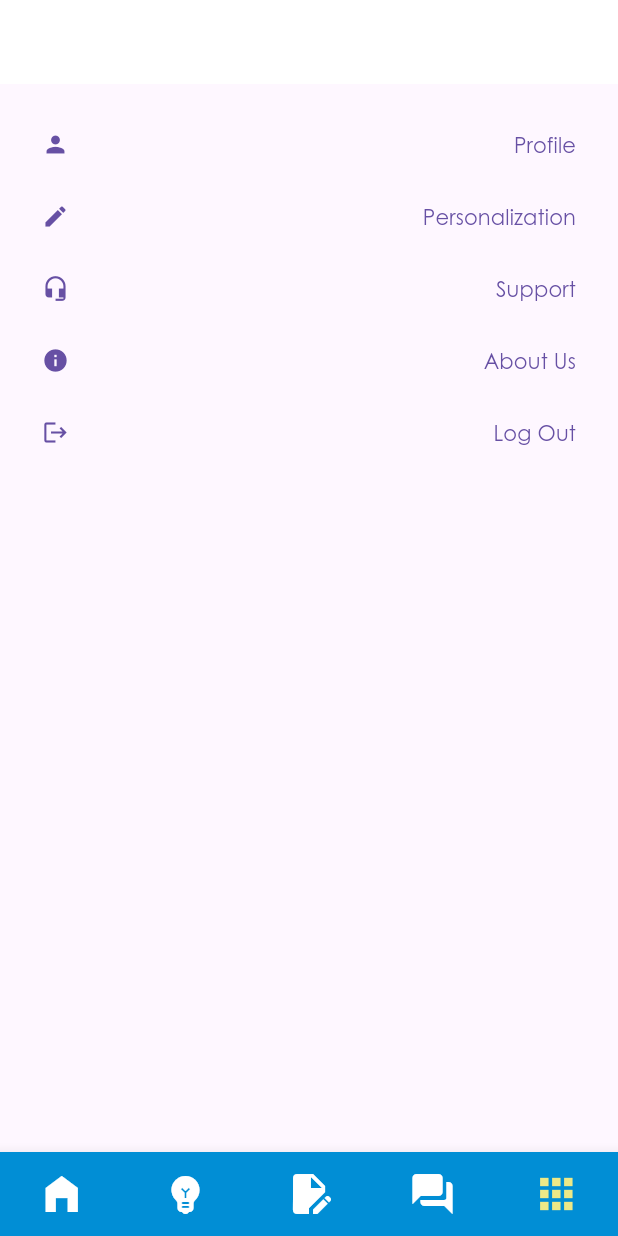
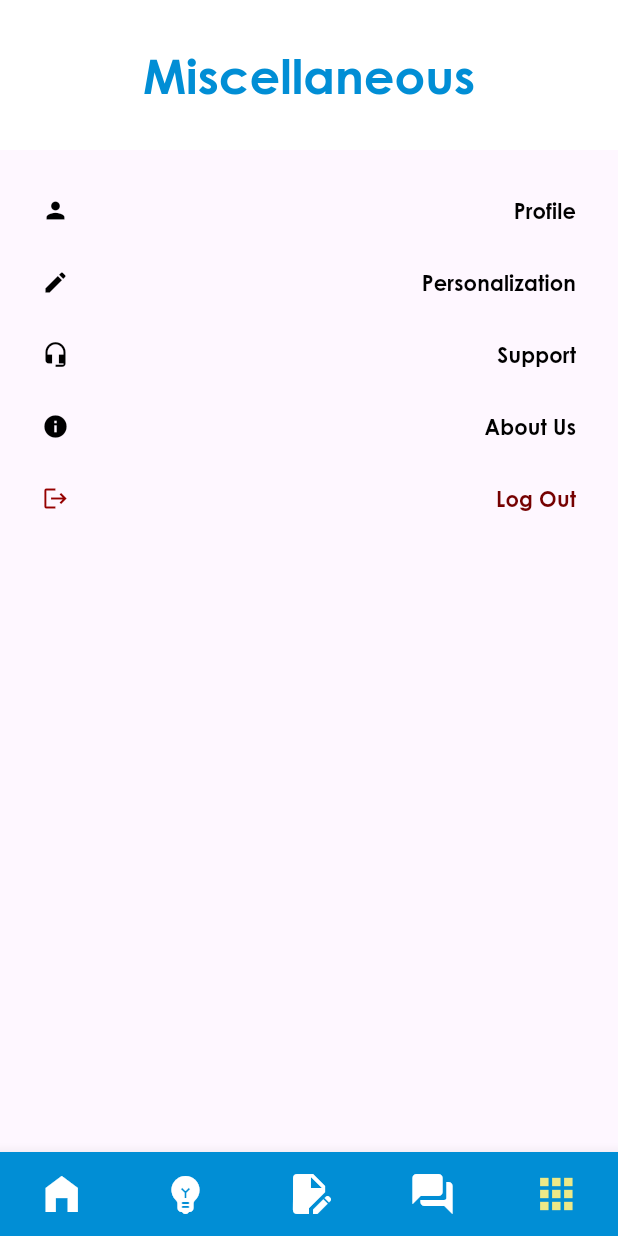
Before and after one commit to zzz276/BinusLite, a Flutter app: the Navigation screen opened directly, item 5 of the bottom bar chosen, on a phone screen of 412 x 824 dp. Run offline on Flutter 3.47's test engine with Material 3 defaults, Android fonts, the light colour scheme and no system bars; our stand-ins replace firebase_auth, firebase_core; accounts and stored records are empty.

Commit message:
Progress
Splash Screen
Profile Screen
Log Out
Models

```diff
--- /dev/null
+++ b/lib/models/menu.dart
@@ -0,0 +1,11 @@
+import 'package:flutter/material.dart';
+
+class Menu {
+  final Icon icon;
+  final Text text;
+
+  const Menu({
+    required this.icon,
+    required this.text
+  });
+}
--- /dev/null
+++ b/lib/models/tab.dart
@@ -0,0 +1,9 @@
+class Tab {
+  final String title;
+  final dynamic page;
+
+  const Tab({
+    required this.title,
+    required this.page
+  });
+}
--- a/lib/screens/contents/miscellaneous/about.dart
+++ b/lib/screens/contents/miscellaneous/about.dart
@@ -1,7 +1,8 @@
 import 'package:flutter/material.dart';
 
 class About extends StatelessWidget {
-  const About({super.key});
+  const About(this.title, {super.key});
+  final String title;
   static final List<String> names = [
       "Gabriel Jovico Prathama",
       "Marvello Perdana",
@@ -20,7 +21,7 @@ class About extends StatelessWidget {
           onPressed: () => Navigator.pop(context)
         ),
 
-        title: const Text("Credits")
+        title: Text(title)
       ),
 
       body: Padding(
--- a/lib/screens/navigation.dart
+++ b/lib/screens/navigation.dart
@@ -1,3 +1,4 @@
+import 'package:binus_lite/models/tab.dart' as tab;
 import 'package:binus_lite/screens/tabs/dashboard.dart';
 import 'package:binus_lite/screens/tabs/forum.dart';
 import 'package:binus_lite/screens/tabs/majors.dart';
@@ -13,21 +14,40 @@ class Navigation extends StatefulWidget {
 }
 
 class _NavigationState extends State<Navigation> {
-  static final List<String> titles = [
-    "Dashboard",
-    "Majors",
-    "Quiz",
-    "Forum",
-    "Miscellaneous"
+  static List<tab.Tab> tabs = const [
+    tab.Tab(
+      title: "Dashboard",
+      page: Dashboard()
+    ),
+
+    tab.Tab(
+      title: "Majors",
+      page: Majors()
+    ),
+
+    tab.Tab(
+      title: "Quiz",
+      page: Quiz()
+    ),
+
+    tab.Tab(
+      title: "Forum",
+      page: Forum()
+    ),
+
+    tab.Tab(
+      title: "Miscellaneous",
+      page: Miscellaneous()
+    )
   ];
 
-  String title = titles[0];
+  String title = tabs[0].title;
   int selectedIndex = 0;
 
   void selectIndex(int value) {
     setState(() {
       selectedIndex = value;
-      title = titles[value];
+      title = tabs[value].title;
     });
   }
 
@@ -36,20 +56,20 @@ class _NavigationState extends State<Navigation> {
     return Scaffold(
       appBar: AppBar(
         automaticallyImplyLeading: false,
+        backgroundColor: const Color(0xFFFFFFFF),
         centerTitle: true,
-        title: Text(title)
+        title: Text(title),
+        titleTextStyle: const TextStyle(
+          color: Color(0xFF018ED5),
+          fontFamily: "Century Gothic",
+          fontSize: 32.0,
+          fontWeight: FontWeight.bold
+        ),
+
+        toolbarHeight: 100.0
       ),
 
-      body: Center(
-        child: const <Widget>[
-          Dashboard(),
-          Majors(),
-          Quiz(),
-          Forum(),
-          Miscellaneous()
-        ][selectedIndex]
-      ),
-
+      body: Center(child: tabs[selectedIndex].page),
       bottomNavigationBar: BottomNavigationBar(
         backgroundColor: BottomNavigationBarTheme.of(context).backgroundColor,
         currentIndex: selectedIndex,
--- a/lib/screens/tabs/miscellaneous.dart
+++ b/lib/screens/tabs/miscellaneous.dart
@@ -1,4 +1,7 @@
+import 'package:binus_lite/models/menu.dart';
 import 'package:binus_lite/screens/contents/miscellaneous/about.dart';
+import 'package:binus_lite/screens/contents/miscellaneous/personalization.dart';
+import 'package:binus_lite/screens/contents/miscellaneous/support.dart';
 import 'package:binus_lite/screens/login_screen.dart';
 import 'package:binus_lite/screens/contents/miscellaneous/profile.dart';
 import 'package:firebase_auth/firebase_auth.dart';
@@ -12,20 +15,53 @@ class Miscellaneous extends StatefulWidget {
 }
 
 class _MiscellaneousState extends State<Miscellaneous> {
-  final List<IconData> icons = [
-    Icons.person,
-    Icons.edit,
-    Icons.headset_mic,
-    Icons.info,
-    Icons.logout
-  ];
+  final List<Menu> menus = const [
+    Menu(
+      icon: Icon(Icons.person),
+      text: Text(
+        "Profile",
+        style: TextStyle(fontWeight: FontWeight.bold)
+      )
+    ),
 
-  final List<String> menus = [
-    "Profile",
-    "Personalization",
-    "Support",
-    "About Us",
-    "Log Out"
+    Menu(
+      icon: Icon(Icons.edit),
+      text: Text(
+        "Personalization",
+        style: TextStyle(fontWeight: FontWeight.bold)
+      )
+    ),
+
+    Menu(
+      icon: Icon(Icons.headset_mic),
+      text: Text(
+        "Support",
+        style: TextStyle(fontWeight: FontWeight.bold)
+      )
+    ),
+
+    Menu(
+      icon: Icon(Icons.info),
+      text: Text(
+        "About Us",
+        style: TextStyle(fontWeight: FontWeight.bold)
+      )
+    ),
+
+    Menu(
+      icon: Icon(
+        Icons.logout,
+        color: Color(0xFF950000)
+      ),
+
+      text: Text(
+        "Log Out",
+        style: TextStyle(
+          color: Color(0xFF750000),
+          fontWeight: FontWeight.bold
+        )
+      )
+    )
   ];
 
   int selectedIndex = 0;
@@ -39,6 +75,54 @@ class _MiscellaneousState extends State<Miscellaneous> {
     );
   }
 
+  navigate(BuildContext context, int index) {
+     switch (index) {
+      case 0:
+        return Navigator.push(
+          context, MaterialPageRoute(
+            builder: (context) => Profile(menus[index].text.data!)
+          )
+        );
+      case 1:
+        return Navigator.push(
+          context, MaterialPageRoute(
+            builder: (context) => Personalization(menus[index].text.data!)
+          )
+        );
+      case 2:
+        return Navigator.push(
+          context, MaterialPageRoute(
+            builder: (context) => Support(menus[index].text.data!)
+          )
+        );
+      case 3:
+        return Navigator.push(
+          context, MaterialPageRoute(
+            builder: (context) => About(menus[index].text.data!)
+          )
+        );
+      default:
+        showDialog(context: context, builder: (context) {
+          return AlertDialog(
+            actions: [
+              TextButton(
+                onPressed: () => logout(context: context),
+                child: const Text("Yes")
+              ),
+
+              TextButton(
+                onPressed: () => Navigator.pop(context),
+                child: const Text("No")
+              )
+            ],
+
+            content: const Text("Do you really want to quit?"),
+            title: const Text("Attention!")
+          );
+        });
+    }
+  }
+
   @override
   Widget build(BuildContext context) {
     return Padding(
@@ -50,60 +134,20 @@ class _MiscellaneousState extends State<Miscellaneous> {
               itemBuilder: (context, index) {
                 return TextButton(
                   onPressed: () {
-                    setState(() {
-                      selectedIndex = index;
-                    });
+                    setState(() => selectedIndex = index);
+                    navigate(context, index);
+                  },
 
-                    switch (selectedIndex) {
-                      case 0:
-                        Navigator.push(
-                          context, MaterialPageRoute(
-                            builder: (context) => const Profile()
-                          )
-                        );
-
-                        break;
-                      case 1:
-
-                        break;
-                      case 2:
-
-                        break;
-                      case 3:
-                        Navigator.push(
-                          context, MaterialPageRoute(
-                            builder: (context) => const About()
-                          )
-                        );
-
-                        break;
-                      default:
-                        AlertDialog(
-                          content: Text("Are you sure?"),
-                          actions: [
-                            TextButton(
-                              onPressed: () => logout(context: context),
-                              child: Text("Yes")
-                            ),
-
-                            TextButton(
-                              onPressed: () {
-
-                              },
-
-                              child: Text("No")
-                            )
-                          ]
-                        );
-                    }
-                  },
+                  style: const ButtonStyle(
+                    foregroundColor: WidgetStatePropertyAll(Color(0xFF000000))
+                  ),
 
                   child: Row(
                     mainAxisAlignment: MainAxisAlignment.spaceBetween,
                     children: [
-                      Icon(icons[index]),
+                      menus[index].icon,
                       const SizedBox(),
-                      Text(menus[index])
+                      menus[index].text
                     ]
                   )
                 );
--- a/lib/screens/tabs/quiz.dart
+++ b/lib/screens/tabs/quiz.dart
@@ -10,7 +10,7 @@ class Quiz extends StatelessWidget {
       mainAxisAlignment: MainAxisAlignment.center,
       children: [
         const Text(
-          "Take the quiz",
+          "Have you found your desired major?\nLet's find out!",
           textAlign: TextAlign.center
         ),
 
--- a/pubspec.yaml
+++ b/pubspec.yaml
@@ -58,6 +58,7 @@ dev_dependencies:
 flutter:
   assets:
     - lib/assets/pictures/BinusLite Logo NoBack.png
+    - lib/assets/pictures/Flazz Card.png
 
   # The following line ensures that the Material Icons font is
   # included with your application, so that you can use the icons in
```
Also changed, not shown: lib/main.dart (+9 -13 lines), lib/models/major.dart (+8 -8 lines), lib/screens/contents/dashboard/imageCarousel.dart (added, +60 -0 lines), lib/screens/contents/major/major_detail.dart (+9 -3 lines), lib/screens/contents/miscellaneous/personalization.dart (added, +36 -0 lines), lib/screens/contents/miscellaneous/profile.dart (+91 -39 lines), lib/screens/contents/miscellaneous/support.dart (added, +31 -0 lines), lib/screens/contents/quiz/introduction.dart (+22 -11 lines), lib/screens/login_screen.dart (+7 -11 lines), lib/screens/register_screen.dart (+7 -2 lines), lib/screens/tabs/dashboard.dart (+4 -3 lines), lib/screens/tabs/majors.dart (+24 -8 lines), lib/assets/pictures/Flazz Card.png (added), 21 other files.
